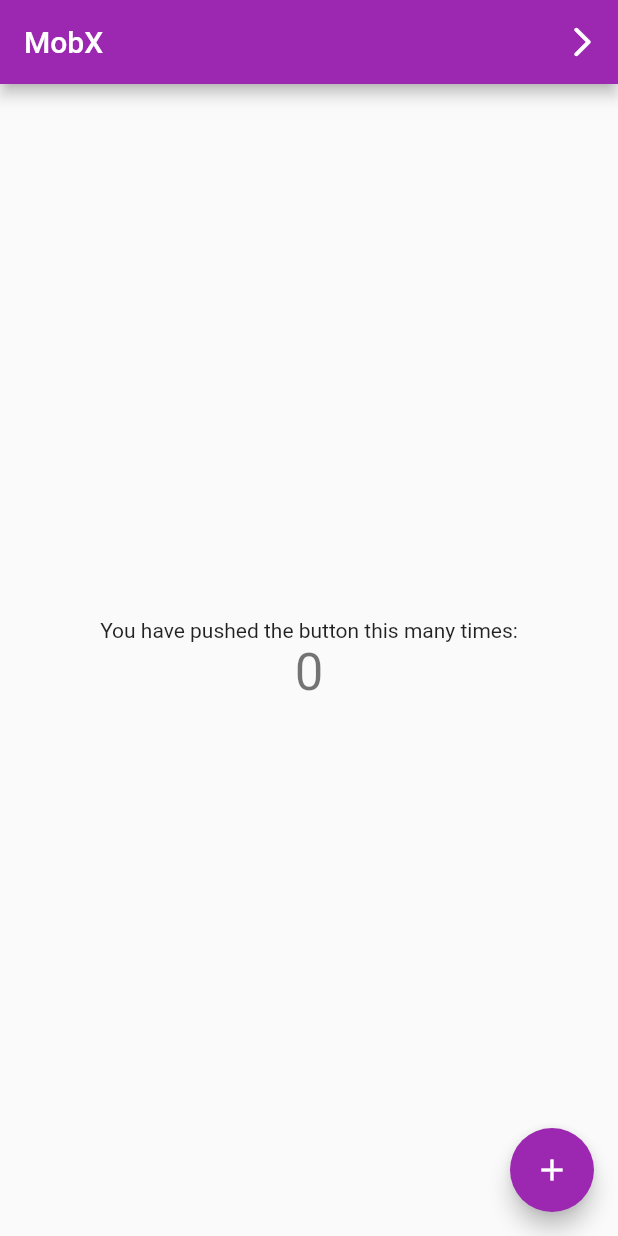
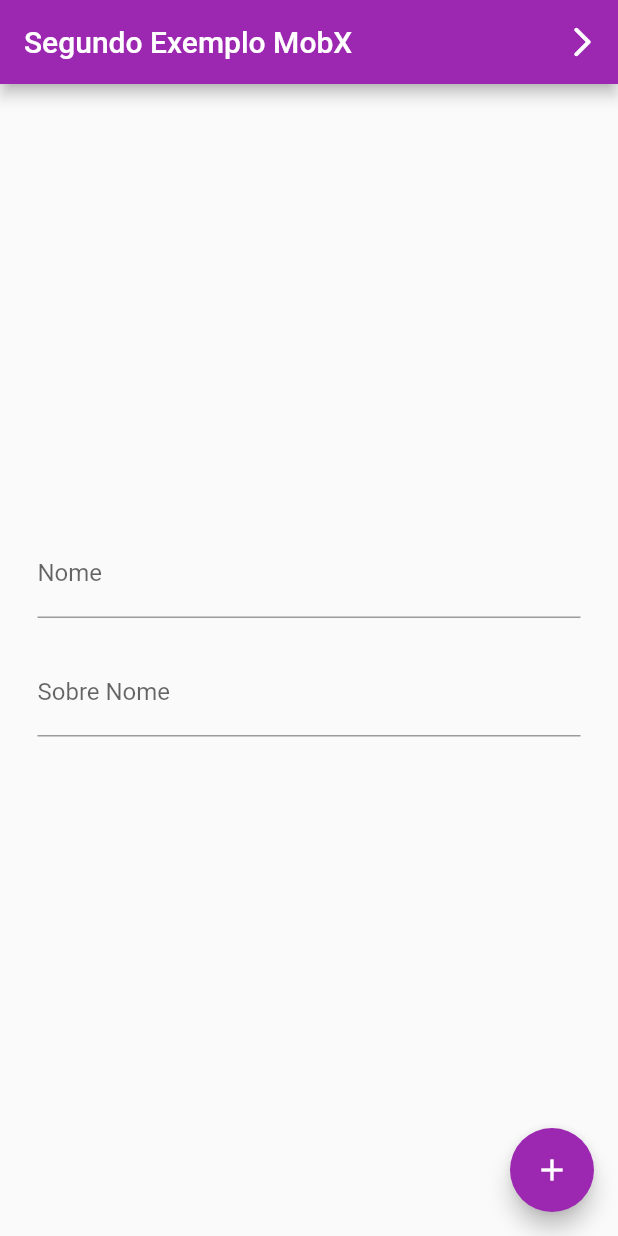
Before and after one commit to moraesnicol/flutter_with_mobx, a Flutter app: the screen it shows after launch, on a phone screen of 412 x 824 dp. Run offline on Flutter 3.47's test engine with Material 2 defaults, Android fonts, the phone set to English and light mode, and no system bars; our stand-ins replace flutter_mobx, mobx; generated files the repository leaves out were written again.

Commit message:
aula 3 init

```diff
--- a/lib/examples/example1/primeiro_exemplo.dart
+++ b/lib/examples/exemplo1/primeiro_exemplo.dart
@@ -1,6 +1,5 @@
 import 'package:flutter/material.dart';
 import 'package:flutter_mobx/flutter_mobx.dart';
-
 
 import 'controller.dart';
 
@@ -11,7 +10,7 @@ class PrimeiroExemplo extends StatelessWidget {
   Widget build(BuildContext context) {
     return Scaffold(
       appBar: AppBar(
-        title: Text("MobX"),
+        title: Text("Primeiro Exemplo MobX"),
         actions: [
           IconButton(
               icon: Icon(Icons.arrow_forward_ios_rounded), onPressed: () {})
--- /dev/null
+++ b/lib/examples/exemplo2/controller.dart
@@ -0,0 +1,25 @@
+import 'package:mobx/mobx.dart';
+part 'controller.g.dart';
+
+class Controller = ControllerBase with _$Controller;
+
+abstract class ControllerBase with Store {
+  @observable
+  String nome = '';
+
+  @observable
+  String sobrenome = '';
+
+  @computed
+  String get nomecompleto => "$nome $sobrenome";
+
+  @action
+  mudarNome(String newName) {
+    nome = newName;
+  }
+
+  @action
+  mudarSobrenome(String newName) {
+    sobrenome = newName;
+  }
+}
--- /dev/null
+++ b/lib/examples/exemplo2/segundo_exemplo.dart
@@ -0,0 +1,50 @@
+import 'package:flutter/material.dart';
+import 'package:flutter_mobx/flutter_mobx.dart';
+
+import 'controller.dart';
+
+class SegundoExemplo extends StatelessWidget {
+  final controller = Controller();
+
+  @override
+  Widget build(BuildContext context) {
+    return Scaffold(
+      appBar: AppBar(
+        title: Text("Segundo Exemplo MobX"),
+        actions: [
+          IconButton(
+              icon: Icon(Icons.arrow_forward_ios_rounded), onPressed: () {})
+        ],
+      ),
+      body: Center(
+        child: Padding(
+          padding: const EdgeInsets.only(left: 25, right: 25),
+          child: Column(
+            mainAxisAlignment: MainAxisAlignment.center,
+            children: <Widget>[
+              TextField(
+                decoration: InputDecoration(labelText: 'Nome'),
+                onChanged: controller.mudarNome,
+              ),
+              SizedBox(height: 20),
+              TextField(
+                decoration: InputDecoration(labelText: 'Sobre Nome'),
+                onChanged: controller.mudarSobrenome,
+              ),
+              SizedBox(height: 20),
+              Observer(builder: (_) {
+                return Text('${controller.nomecompleto} ');
+              }),
+            ],
+          ),
+        ),
+      ),
+      floatingActionButton: FloatingActionButton(
+        onPressed: () {
+          //   controller.increment();
+        },
+        child: Icon(Icons.add),
+      ), // This trailing comma makes auto-formatting nicer for build methods.
+    );
+  }
+}
--- a/lib/main.dart
+++ b/lib/main.dart
@@ -1,5 +1,6 @@
 import 'package:flutter/material.dart';
-import 'examples/example1/primeiro_exemplo.dart';
+import 'examples/exemplo1/primeiro_exemplo.dart';
+import 'examples/exemplo2/segundo_exemplo.dart';
 
 void main() {
   runApp(MyApp());
@@ -15,7 +16,7 @@ class MyApp extends StatelessWidget {
       theme: ThemeData(
         primarySwatch: Colors.purple,
       ),
-      home: PrimeiroExemplo(),
+      home: SegundoExemplo(),
     );
   }
 }
```
Also changed, not shown: lib/examples/exemplo1/controller.dart (renamed from lib/examples/example1/controller.dart), lib/examples/exemplo1/controller.g.dart (renamed from lib/examples/example1/controller.g.dart), lib/examples/exemplo2/controller.g.dart (added).
